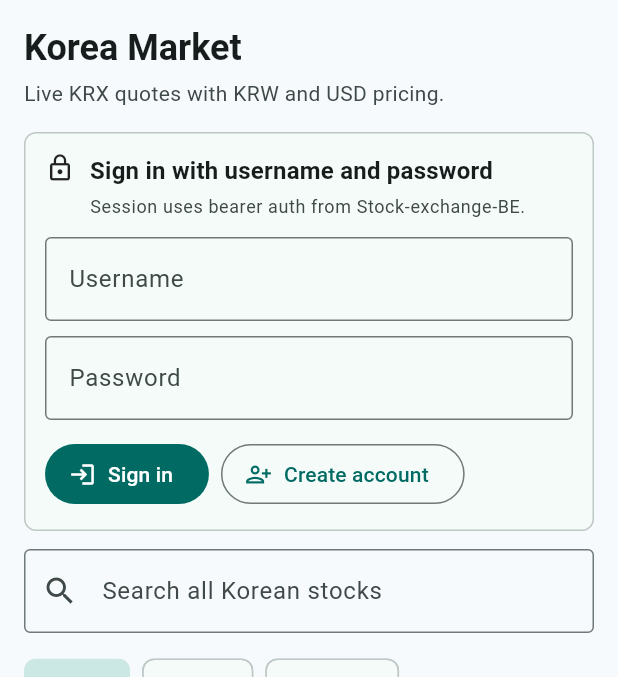
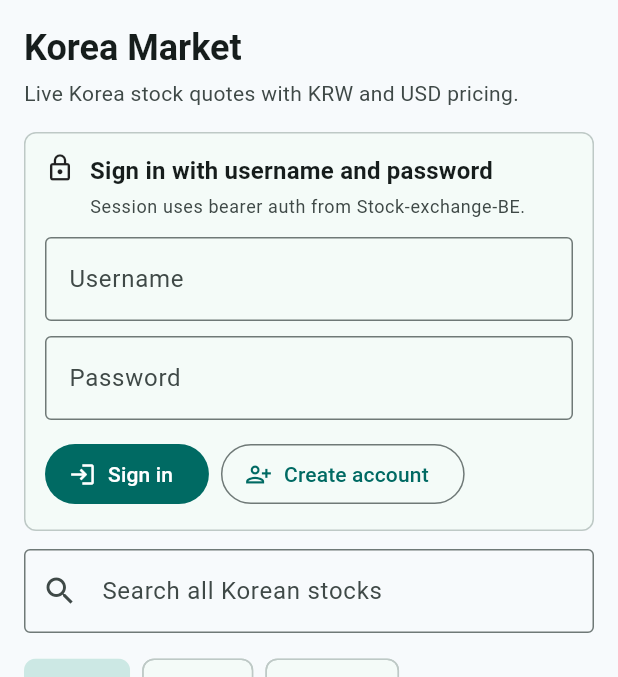
Before and after one commit to Hana-harmony/Stock-exchange-FE, a Flutter app: the screen it shows after launch, on a phone screen of 412 x 824 dp, the part 84-761 px from its top. Run offline on Flutter 3.47's test engine with Material 3 defaults, Android fonts, the phone set to English and light mode, and no system bars; our stand-ins replace flutter_secure_storage.

Commit message:
docs: 하네스 실시간 시세 경계 최신화

```diff
--- a/lib/src/app.dart
+++ b/lib/src/app.dart
@@ -334,7 +334,7 @@ class _MarketScreenState extends State<MarketScreen> {
   Widget build(BuildContext context) {
     return _ScreenFrame(
       title: 'Korea Market',
-      subtitle: 'Live KRX quotes with KRW and USD pricing.',
+      subtitle: 'Live Korea stock quotes with KRW and USD pricing.',
       children: [
         _SessionStatusPanel(sessionController: widget.sessionController),
         _SearchField(onChanged: _searchStocks),
```
Also changed, not shown: 3 other files.
